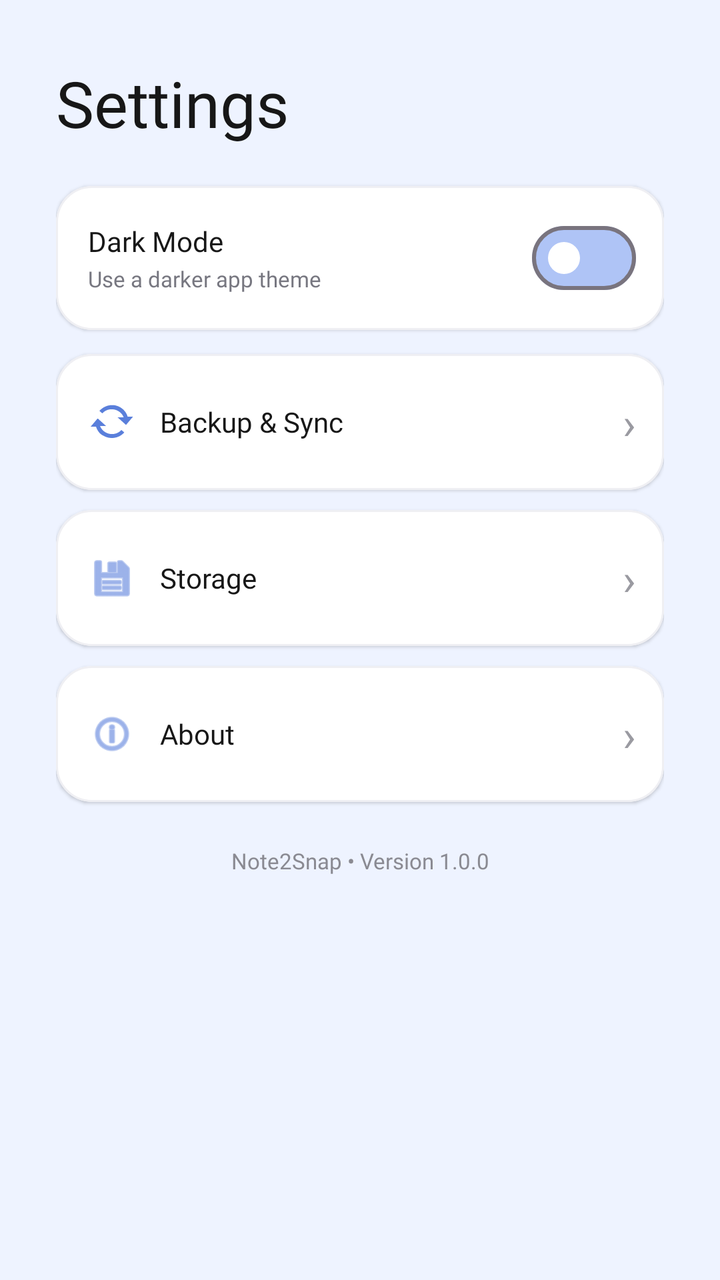
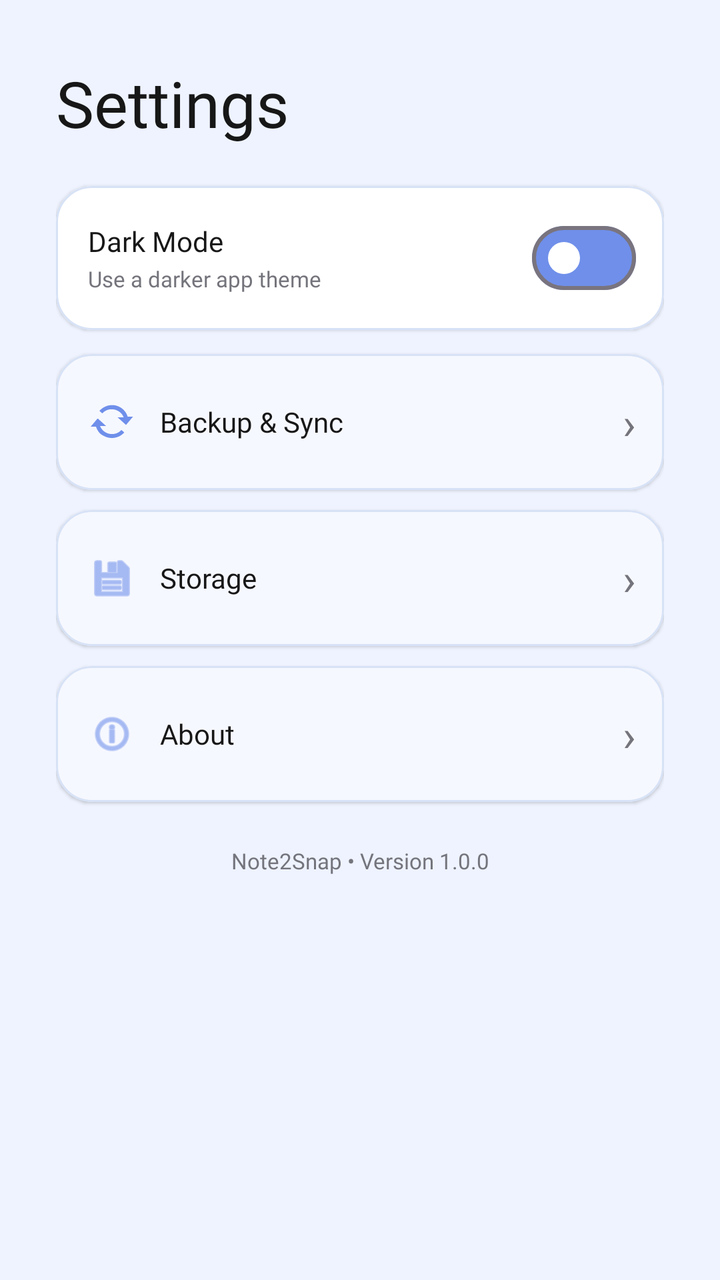

Screens rendered from an Android XML layout before and after an edit, with the pre-edit source and the edit as a unified diff.
<!-- AndroidManifest.xml: application theme Theme.Note2Snap -->
<!-- res/layout/fragment_settings.xml -->
<?xml version="1.0" encoding="utf-8"?>
<ScrollView xmlns:android="http://schemas.android.com/apk/res/android"
    xmlns:app="http://schemas.android.com/apk/res-auto"
    android:layout_width="match_parent"
    android:layout_height="match_parent"
    android:background="@color/screen_background"
    android:fillViewport="true">

    <LinearLayout
        android:layout_width="match_parent"
        android:layout_height="wrap_content"
        android:orientation="vertical"
        android:paddingStart="28dp"
        android:paddingTop="30dp"
        android:paddingEnd="28dp"
        android:paddingBottom="110dp">

        
        <TextView
            android:layout_width="wrap_content"
            android:layout_height="wrap_content"
            android:fontFamily="@font/apple_garamond_italic"
            android:text="Settings"
            android:textColor="#171717"
            android:textSize="32sp" />

        
        <com.google.android.material.card.MaterialCardView
            android:id="@+id/rlDarkMode"
            android:layout_width="match_parent"
            android:layout_height="72dp"
            android:layout_marginTop="20dp"
            app:cardBackgroundColor="#FFFFFF"
            app:cardCornerRadius="18dp"
            app:cardElevation="1dp"
            app:strokeColor="#EFEFF3"
            app:strokeWidth="1dp">

            <RelativeLayout
                android:layout_width="match_parent"
                android:layout_height="match_parent"
                android:paddingStart="16dp"
                android:paddingEnd="14dp">

                <LinearLayout
                    android:layout_width="wrap_content"
                    android:layout_height="wrap_content"
                    android:layout_centerVertical="true"
                    android:orientation="vertical">

                    <TextView
                        android:layout_width="wrap_content"
                        android:layout_height="wrap_content"
                        android:fontFamily="@font/poppins_semibold"
                        android:text="Dark Mode"
                        android:textColor="#171717"
                        android:textSize="14sp" />

                    <TextView
                        android:layout_width="wrap_content"
                        android:layout_height="wrap_content"
                        android:layout_marginTop="2dp"
                        android:fontFamily="@font/poppins_regular"
                        android:text="Use a darker app theme"
                        android:textColor="#777780"
                        android:textSize="11sp" />

                </LinearLayout>

                <com.google.android.material.materialswitch.MaterialSwitch
                    android:id="@+id/switchDarkMode"
                    android:layout_width="wrap_content"
                    android:layout_height="wrap_content"
                    android:layout_alignParentEnd="true"
                    android:layout_centerVertical="true"
                    app:thumbTint="#FFFFFF"
                    app:trackTint="#AFC4F6" />

            </RelativeLayout>

        </com.google.android.material.card.MaterialCardView>

        
        <com.google.android.material.card.MaterialCardView
            android:layout_width="match_parent"
            android:layout_height="68dp"
            android:layout_marginTop="12dp"
            app:cardBackgroundColor="#FFFFFF"
            app:cardCornerRadius="18dp"
            app:cardElevation="1dp"
            app:strokeColor="#EFEFF3"
            app:strokeWidth="1dp">

            <LinearLayout
                android:layout_width="match_parent"
                android:layout_height="match_parent"
                android:gravity="center_vertical"
                android:orientation="horizontal"
                android:paddingStart="16dp"
                android:paddingEnd="14dp">

                <ImageView
                    android:layout_width="24dp"
                    android:layout_height="24dp"
                    android:contentDescription="Backup and Sync"
                    android:src="@android:drawable/stat_notify_sync"
                    app:tint="#5A7FDB" />

                <TextView
                    android:layout_width="0dp"
                    android:layout_height="wrap_content"
                    android:layout_marginStart="12dp"
                    android:layout_weight="1"
                    android:fontFamily="@font/poppins_medium"
                    android:text="Backup &amp; Sync"
                    android:textColor="#171717"
                    android:textSize="14sp" />

                <TextView
                    android:layout_width="wrap_content"
                    android:layout_height="wrap_content"
                    android:fontFamily="@font/poppins_regular"
                    android:text="›"
                    android:textColor="#9A9AA1"
                    android:textSize="22sp" />

            </LinearLayout>

        </com.google.android.material.card.MaterialCardView>

        
        <com.google.android.material.card.MaterialCardView
            android:layout_width="match_parent"
            android:layout_height="68dp"
            android:layout_marginTop="10dp"
            app:cardBackgroundColor="#FFFFFF"
            app:cardCornerRadius="18dp"
            app:cardElevation="1dp"
            app:strokeColor="#EFEFF3"
            app:strokeWidth="1dp">

            <LinearLayout
                android:layout_width="match_parent"
                android:layout_height="match_parent"
                android:gravity="center_vertical"
                android:orientation="horizontal"
                android:paddingStart="16dp"
                android:paddingEnd="14dp">

                <ImageView
                    android:layout_width="24dp"
                    android:layout_height="24dp"
                    android:contentDescription="Storage"
                    android:src="@android:drawable/ic_menu_save"
                    app:tint="#5A7FDB" />

                <TextView
                    android:layout_width="0dp"
                    android:layout_height="wrap_content"
                    android:layout_marginStart="12dp"
                    android:layout_weight="1"
                    android:fontFamily="@font/poppins_medium"
                    android:text="Storage"
                    android:textColor="#171717"
                    android:textSize="14sp" />

                <TextView
                    android:layout_width="wrap_content"
                    android:layout_height="wrap_content"
                    android:fontFamily="@font/poppins_regular"
                    android:text="›"
                    android:textColor="#9A9AA1"
                    android:textSize="22sp" />

            </LinearLayout>

        </com.google.android.material.card.MaterialCardView>

        
        <com.google.android.material.card.MaterialCardView
            android:layout_width="match_parent"
            android:layout_height="68dp"
            android:layout_marginTop="10dp"
            app:cardBackgroundColor="#FFFFFF"
            app:cardCornerRadius="18dp"
            app:cardElevation="1dp"
            app:strokeColor="#EFEFF3"
            app:strokeWidth="1dp">

            <LinearLayout
                android:layout_width="match_parent"
                android:layout_height="match_parent"
                android:gravity="center_vertical"
                android:orientation="horizontal"
                android:paddingStart="16dp"
                android:paddingEnd="14dp">

                <ImageView
                    android:layout_width="24dp"
                    android:layout_height="24dp"
                    android:contentDescription="About"
                    android:src="@android:drawable/ic_menu_info_details"
                    app:tint="#5A7FDB" />

                <TextView
                    android:layout_width="0dp"
                    android:layout_height="wrap_content"
                    android:layout_marginStart="12dp"
                    android:layout_weight="1"
                    android:fontFamily="@font/poppins_medium"
                    android:text="About"
                    android:textColor="#171717"
                    android:textSize="14sp" />

                <TextView
                    android:layout_width="wrap_content"
                    android:layout_height="wrap_content"
                    android:fontFamily="@font/poppins_regular"
                    android:text="›"
                    android:textColor="#9A9AA1"
                    android:textSize="22sp" />

            </LinearLayout>

        </com.google.android.material.card.MaterialCardView>

        
        <TextView
            android:layout_width="match_parent"
            android:layout_height="wrap_content"
            android:layout_marginTop="22dp"
            android:fontFamily="@font/poppins_regular"
            android:gravity="center"
            android:text="Note2Snap • Version 1.0.0"
            android:textColor="#8A8A92"
            android:textSize="11sp" />

    </LinearLayout>

</ScrollView>
<!-- resources referenced by this layout -->
<resources>
  <color name="screen_background">#EEF3FF</color>
  <style name="Theme.Note2Snap" parent="Theme.Material3.DayNight.NoActionBar">
  
          <item name="colorPrimary">#6F8FEA</item>
          <item name="colorOnPrimary">#FFFFFF</item>
  
          <item name="colorSecondary">#FFF79A</item>
          <item name="colorOnSecondary">#171717</item>
  
          <item name="android:colorAccent">#6F8FEA</item>
  
          <item name="android:windowBackground">#EEF3FF</item>
          <item name="android:statusBarColor">#EEF3FF</item>
          <item name="android:navigationBarColor">#FFFFFF</item>
  
          <item name="android:windowLightStatusBar">true</item>
          <item name="android:windowLightNavigationBar">true</item>
  
      </style>
</resources>

<!-- the commit's change to res/layout/fragment_settings.xml (unified diff, before → after) -->
@@ -3,7 +3,7 @@
     xmlns:app="http://schemas.android.com/apk/res-auto"
     android:layout_width="match_parent"
     android:layout_height="match_parent"
-    android:background="@color/screen_background"
+    android:background="@color/nts_background"
     android:fillViewport="true">
 
     <LinearLayout
@@ -15,25 +15,23 @@
         android:paddingEnd="28dp"
         android:paddingBottom="110dp">
 
-        
         <TextView
             android:layout_width="wrap_content"
             android:layout_height="wrap_content"
             android:fontFamily="@font/apple_garamond_italic"
             android:text="Settings"
-            android:textColor="#171717"
+            android:textColor="@color/nts_text"
             android:textSize="32sp" />
 
-        
         <com.google.android.material.card.MaterialCardView
             android:id="@+id/rlDarkMode"
             android:layout_width="match_parent"
             android:layout_height="72dp"
             android:layout_marginTop="20dp"
-            app:cardBackgroundColor="#FFFFFF"
-            app:cardCornerRadius="18dp"
-            app:cardElevation="1dp"
-            app:strokeColor="#EFEFF3"
+            app:cardBackgroundColor="@color/nts_surface"
+            app:cardCornerRadius="18dp"
+            app:cardElevation="1dp"
+            app:strokeColor="@color/nts_blue_line"
             app:strokeWidth="1dp">
 
             <RelativeLayout
@@ -53,7 +51,7 @@
                         android:layout_height="wrap_content"
                         android:fontFamily="@font/poppins_semibold"
                         android:text="Dark Mode"
-                        android:textColor="#171717"
+                        android:textColor="@color/nts_text"
                         android:textSize="14sp" />
 
                     <TextView
@@ -62,9 +60,8 @@
                         android:layout_marginTop="2dp"
                         android:fontFamily="@font/poppins_regular"
                         android:text="Use a darker app theme"
-                        android:textColor="#777780"
+                        android:textColor="@color/nts_text_secondary"
                         android:textSize="11sp" />
-
                 </LinearLayout>
 
                 <com.google.android.material.materialswitch.MaterialSwitch
@@ -73,24 +70,20 @@
                     android:layout_height="wrap_content"
                     android:layout_alignParentEnd="true"
                     android:layout_centerVertical="true"
-                    app:thumbTint="#FFFFFF"
-                    app:trackTint="#AFC4F6" />
-
+                    app:thumbTint="@color/nts_surface"
+                    app:trackTint="@color/nts_blue" />
             </RelativeLayout>
-
-        </com.google.android.material.card.MaterialCardView>
-
-        
+        </com.google.android.material.card.MaterialCardView>
+
         <com.google.android.material.card.MaterialCardView
             android:layout_width="match_parent"
             android:layout_height="68dp"
             android:layout_marginTop="12dp"
-            app:cardBackgroundColor="#FFFFFF"
-            app:cardCornerRadius="18dp"
-            app:cardElevation="1dp"
-            app:strokeColor="#EFEFF3"
-            app:strokeWidth="1dp">
-
+            app:cardBackgroundColor="@color/nts_surface_blue"
+            app:cardCornerRadius="18dp"
+            app:cardElevation="1dp"
+            app:strokeColor="@color/nts_blue_line"
+            app:strokeWidth="1dp">
             <LinearLayout
                 android:layout_width="match_parent"
                 android:layout_height="match_parent"
@@ -98,14 +91,12 @@
                 android:orientation="horizontal"
                 android:paddingStart="16dp"
                 android:paddingEnd="14dp">
-
                 <ImageView
                     android:layout_width="24dp"
                     android:layout_height="24dp"
                     android:contentDescription="Backup and Sync"
                     android:src="@android:drawable/stat_notify_sync"
-                    app:tint="#5A7FDB" />
-
+                    app:tint="@color/nts_blue" />
                 <TextView
                     android:layout_width="0dp"
                     android:layout_height="wrap_content"
@@ -113,32 +104,27 @@
                     android:layout_weight="1"
                     android:fontFamily="@font/poppins_medium"
                     android:text="Backup &amp; Sync"
-                    android:textColor="#171717"
+                    android:textColor="@color/nts_text"
                     android:textSize="14sp" />
-
                 <TextView
                     android:layout_width="wrap_content"
                     android:layout_height="wrap_content"
                     android:fontFamily="@font/poppins_regular"
                     android:text="›"
-                    android:textColor="#9A9AA1"
+                    android:textColor="@color/nts_text_secondary"
                     android:textSize="22sp" />
-
             </LinearLayout>
-
-        </com.google.android.material.card.MaterialCardView>
-
-        
+        </com.google.android.material.card.MaterialCardView>
+
         <com.google.android.material.card.MaterialCardView
             android:layout_width="match_parent"
             android:layout_height="68dp"
             android:layout_marginTop="10dp"
-            app:cardBackgroundColor="#FFFFFF"
-            app:cardCornerRadius="18dp"
-            app:cardElevation="1dp"
-            app:strokeColor="#EFEFF3"
-            app:strokeWidth="1dp">
-
+            app:cardBackgroundColor="@color/nts_surface_blue"
+            app:cardCornerRadius="18dp"
+            app:cardElevation="1dp"
+            app:strokeColor="@color/nts_blue_line"
+            app:strokeWidth="1dp">
             <LinearLayout
                 android:layout_width="match_parent"
                 android:layout_height="match_parent"
@@ -146,14 +132,12 @@
                 android:orientation="horizontal"
                 android:paddingStart="16dp"
                 android:paddingEnd="14dp">
-
                 <ImageView
                     android:layout_width="24dp"
                     android:layout_height="24dp"
                     android:contentDescription="Storage"
                     android:src="@android:drawable/ic_menu_save"
-                    app:tint="#5A7FDB" />
-
+                    app:tint="@color/nts_blue" />
                 <TextView
                     android:layout_width="0dp"
                     android:layout_height="wrap_content"
@@ -161,32 +145,27 @@
                     android:layout_weight="1"
                     android:fontFamily="@font/poppins_medium"
                     android:text="Storage"
-                    android:textColor="#171717"
+                    android:textColor="@color/nts_text"
                     android:textSize="14sp" />
-
                 <TextView
                     android:layout_width="wrap_content"
                     android:layout_height="wrap_content"
                     android:fontFamily="@font/poppins_regular"
                     android:text="›"
-                    android:textColor="#9A9AA1"
+                    android:textColor="@color/nts_text_secondary"
                     android:textSize="22sp" />
-
             </LinearLayout>
-
-        </com.google.android.material.card.MaterialCardView>
-
-        
+        </com.google.android.material.card.MaterialCardView>
+
         <com.google.android.material.card.MaterialCardView
             android:layout_width="match_parent"
             android:layout_height="68dp"
             android:layout_marginTop="10dp"
-            app:cardBackgroundColor="#FFFFFF"
-            app:cardCornerRadius="18dp"
-            app:cardElevation="1dp"
-            app:strokeColor="#EFEFF3"
-            app:strokeWidth="1dp">
-
+            app:cardBackgroundColor="@color/nts_surface_blue"
+            app:cardCornerRadius="18dp"
+            app:cardElevation="1dp"
+            app:strokeColor="@color/nts_blue_line"
+            app:strokeWidth="1dp">
             <LinearLayout
                 android:layout_width="match_parent"
                 android:layout_height="match_parent"
@@ -194,14 +173,12 @@
                 android:orientation="horizontal"
                 android:paddingStart="16dp"
                 android:paddingEnd="14dp">
-
                 <ImageView
                     android:layout_width="24dp"
                     android:layout_height="24dp"
                     android:contentDescription="About"
                     android:src="@android:drawable/ic_menu_info_details"
-                    app:tint="#5A7FDB" />
-
+                    app:tint="@color/nts_blue" />
                 <TextView
                     android:layout_width="0dp"
                     android:layout_height="wrap_content"
@@ -209,22 +186,18 @@
                     android:layout_weight="1"
                     android:fontFamily="@font/poppins_medium"
                     android:text="About"
-                    android:textColor="#171717"
+                    android:textColor="@color/nts_text"
                     android:textSize="14sp" />
-
                 <TextView
                     android:layout_width="wrap_content"
                     android:layout_height="wrap_content"
                     android:fontFamily="@font/poppins_regular"
                     android:text="›"
-                    android:textColor="#9A9AA1"
+                    android:textColor="@color/nts_text_secondary"
                     android:textSize="22sp" />
-
             </LinearLayout>
-
-        </com.google.android.material.card.MaterialCardView>
-
-        
+        </com.google.android.material.card.MaterialCardView>
+
         <TextView
             android:layout_width="match_parent"
             android:layout_height="wrap_content"
@@ -232,9 +205,7 @@
             android:fontFamily="@font/poppins_regular"
             android:gravity="center"
             android:text="Note2Snap • Version 1.0.0"
-            android:textColor="#8A8A92"
+            android:textColor="@color/nts_text_secondary"
             android:textSize="11sp" />
-
     </LinearLayout>
-
 </ScrollView>
<!-- resource entries referenced after the edit -->
@@ -1,6 +1,12 @@
 <!-- resources referenced by this layout -->
 <resources>
-  <color name="screen_background">#EEF3FF</color>
+  <color name="nts_background">#EEF3FF</color>
+  <color name="nts_blue">#6F8FEA</color>
+  <color name="nts_blue_line">#D7E2F6</color>
+  <color name="nts_surface">#FFFFFF</color>
+  <color name="nts_surface_blue">#F6F8FF</color>
+  <color name="nts_text">#171717</color>
+  <color name="nts_text_secondary">#74747C</color>
   <style name="Theme.Note2Snap" parent="Theme.Material3.DayNight.NoActionBar">
   
           <item name="colorPrimary">#6F8FEA</item>
